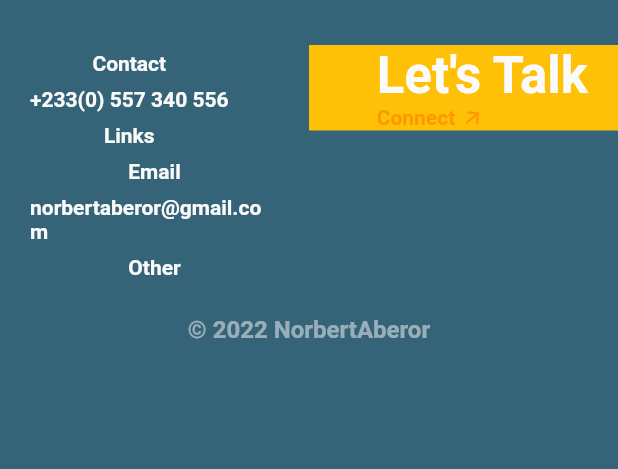
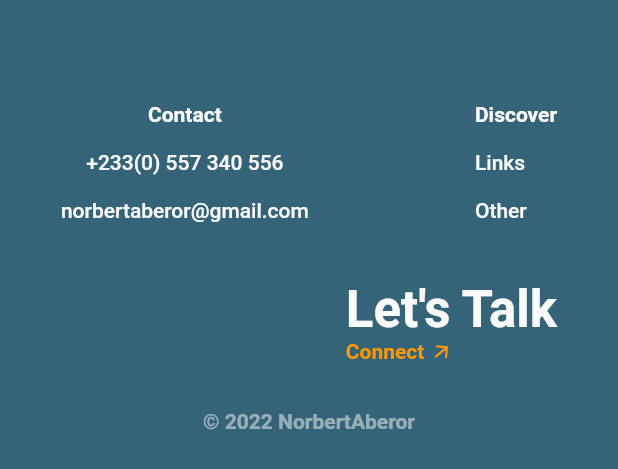
Before and after one commit to norbertkross/glass_morph, a Flutter app: the FooterView widget shown alone on an empty page, opened directly, on a phone screen of 412 x 824 dp. Shown: the top 469 px of the screen. Run offline on Flutter 3.47's test engine with Material 2 defaults, Android fonts, the phone set to English and light mode, and no system bars; missing offline and left inert: dart:html.

Commit message:
retouched footer

```diff
--- a/lib/views/footer_view/footer.dart
+++ b/lib/views/footer_view/footer.dart
@@ -21,15 +21,15 @@ class _FooterViewState extends State<FooterView> {
       child: Column(
         children: [
           const SizedBox(
-            height: 30,
+            height: 60,
           ),
           SizedBox(
             width: vp.width,
             child: Wrap(
-              alignment: WrapAlignment.spaceBetween,
+              alignment: WrapAlignment.spaceAround,
               children: [
                 SizedBox(
-                  width: vp.width * .5,
+                  width:vp.width <= 760? vp.width*.9 : vp.width * .5,
                   child: SizedBox(
                     width: vp.width * .5,
                     child: Padding(
@@ -39,17 +39,66 @@ class _FooterViewState extends State<FooterView> {
                         children: [
                           Column(
                             children: [
+                              Padding(
+                                padding:
+                                    const EdgeInsets.symmetric(vertical: 8),
+                                child: Text(
+                                  "Contact",
+                                  style: TextStyle(
+                                    fontWeight: FontWeight.bold,
+                                    color: Theme.of(context).canvasColor,
+                                  ),
+                                ),
+                              ),
+                              Padding(
+                                padding:
+                                    const EdgeInsets.symmetric(vertical: 8),
+                                child: Text(
+                                  "+233(0) 557 340 556",
+                                  style: TextStyle(
+                                    fontWeight: FontWeight.w500,
+                                    color: Theme.of(context).canvasColor,
+                                  ),
+                                ),
+                              ),
+                              Padding(
+                                padding:
+                                    const EdgeInsets.symmetric(vertical: 8),
+                                child: Text(
+                                  "norbertaberor@gmail.com",
+                                  style: TextStyle(
+                                    fontWeight: FontWeight.w500,
+                                    color: Theme.of(context).canvasColor,
+                                  ),
+                                ),
+                              ),
+                            ],
+                          ),
+                          Column(
+                            crossAxisAlignment: CrossAxisAlignment.start,
+                            children: [
+                              Padding(
+                                padding:
+                                    const EdgeInsets.symmetric(vertical: 8),
+                                child: Text(
+                                  "Discover",
+                                  style: TextStyle(
+                                    fontWeight: FontWeight.bold,
+                                    color: Theme.of(context).canvasColor,
+                                  ),
+                                ),
+                              ),
                               MouseRegion(
                                 cursor: SystemMouseCursors.click,
                                 child: GestureDetector(
                                   onTap: () {},
                                   child: Padding(
                                     padding:
-                                        const EdgeInsets.symmetric(vertical: 4),
+                                        const EdgeInsets.symmetric(vertical: 8),
                                     child: Text(
-                                      "Contact",
+                                      "Links",
                                       style: TextStyle(
-                                        fontWeight: FontWeight.bold,
+                                        fontWeight: FontWeight.w500,
                                         color: Theme.of(context).canvasColor,
                                       ),
                                     ),
@@ -62,83 +111,11 @@ class _FooterViewState extends State<FooterView> {
                                   onTap: () {},
                                   child: Padding(
                                     padding:
-                                        const EdgeInsets.symmetric(vertical: 4),
-                                    child: Text(
-                                      "+233(0) 557 340 556",
-                                      style: TextStyle(
-                                        fontWeight: FontWeight.bold,
-                                        color: Theme.of(context).canvasColor,
-                                      ),
-                                    ),
-                                  ),
-                                ),
-                              ),
-                              MouseRegion(
-                                cursor: SystemMouseCursors.click,
-                                child: GestureDetector(
-                                  onTap: () {},
-                                  child: Padding(
-                                    padding:
-                                        const EdgeInsets.symmetric(vertical: 4),
-                                    child: Text(
-                                      "Links",
-                                      style: TextStyle(
-                                        fontWeight: FontWeight.bold,
-                                        color: Theme.of(context).canvasColor,
-                                      ),
-                                    ),
-                                  ),
-                                ),
-                              ),
-                            ],
-                          ),
-                          Column(
-                            children: [
-                              MouseRegion(
-                                cursor: SystemMouseCursors.click,
-                                child: GestureDetector(
-                                  onTap: () {},
-                                  child: Padding(
-                                    padding:
-                                        const EdgeInsets.symmetric(vertical: 4),
-                                    child: Text(
-                                      "Email",
-                                      style: TextStyle(
-                                        fontWeight: FontWeight.bold,
-                                        color: Theme.of(context).canvasColor,
-                                      ),
-                                    ),
-                                  ),
-                                ),
-                              ),
-                              MouseRegion(
-                                cursor: SystemMouseCursors.click,
-                                child: GestureDetector(
-                                  onTap: () {},
-                                  child: Padding(
-                                    padding:
-                                        const EdgeInsets.symmetric(vertical: 4),
-                                    child: Text(
-                                      "norbertaberor@gmail.com",
-                                      style: TextStyle(
-                                        fontWeight: FontWeight.bold,
-                                        color: Theme.of(context).canvasColor,
-                                      ),
-                                    ),
-                                  ),
-                                ),
-                              ),
-                              MouseRegion(
-                                cursor: SystemMouseCursors.click,
-                                child: GestureDetector(
-                                  onTap: () {},
-                                  child: Padding(
-                                    padding:
-                                        const EdgeInsets.symmetric(vertical: 4),
+                                        const EdgeInsets.symmetric(vertical: 8),
                                     child: Text(
                                       "Other",
                                       style: TextStyle(
-                                        fontWeight: FontWeight.bold,
+                                        fontWeight: FontWeight.w500,
                                         color: Theme.of(context).canvasColor,
                                       ),
                                     ),
@@ -152,9 +129,10 @@ class _FooterViewState extends State<FooterView> {
                     ),
                   ),
                 ),
-                Container(
-                  color: Colors.amber,
-                  width: vp.width * .5,
+                Padding(
+                  padding:  EdgeInsets.only(top: vp.width <= 760? 30.0 : 0.0),
+                  child: SizedBox(
+                    width:vp.width <= 760? vp.width*.9 : vp.width * .5,
                     child: Column(
                       mainAxisAlignment: MainAxisAlignment.start,
                       crossAxisAlignment: CrossAxisAlignment.end,
@@ -203,20 +181,24 @@ class _FooterViewState extends State<FooterView> {
                       ],
                     ),
                   ),
+                ),
               ],
             ),
           ),
           const SizedBox(
-            height: 20.0,
+            height: 30.0,
           ),
           Text(
             "© ${DateTime.now().year} NorbertAberor",
             style: TextStyle(
               color: Theme.of(context).canvasColor.withOpacity(.5),
-              fontSize: 16,
+              // fontSize: 16,
               fontWeight: FontWeight.bold,
             ),
-          )
+          ),
+          const SizedBox(
+            height: 60,
+          ),
         ],
       ),
     );
--- a/lib/views/morph/morph_header.dart
+++ b/lib/views/morph/morph_header.dart
@@ -400,7 +400,7 @@ class _GlassMorphState extends State<GlassMorph> {
             ),
             const OurTeam(),
             const SizedBox(
-              height: 50,
+              height: 100,
             ),
             const FooterView(),
           ],
```
Lines whose indentation alone changed are shown as unchanged.
